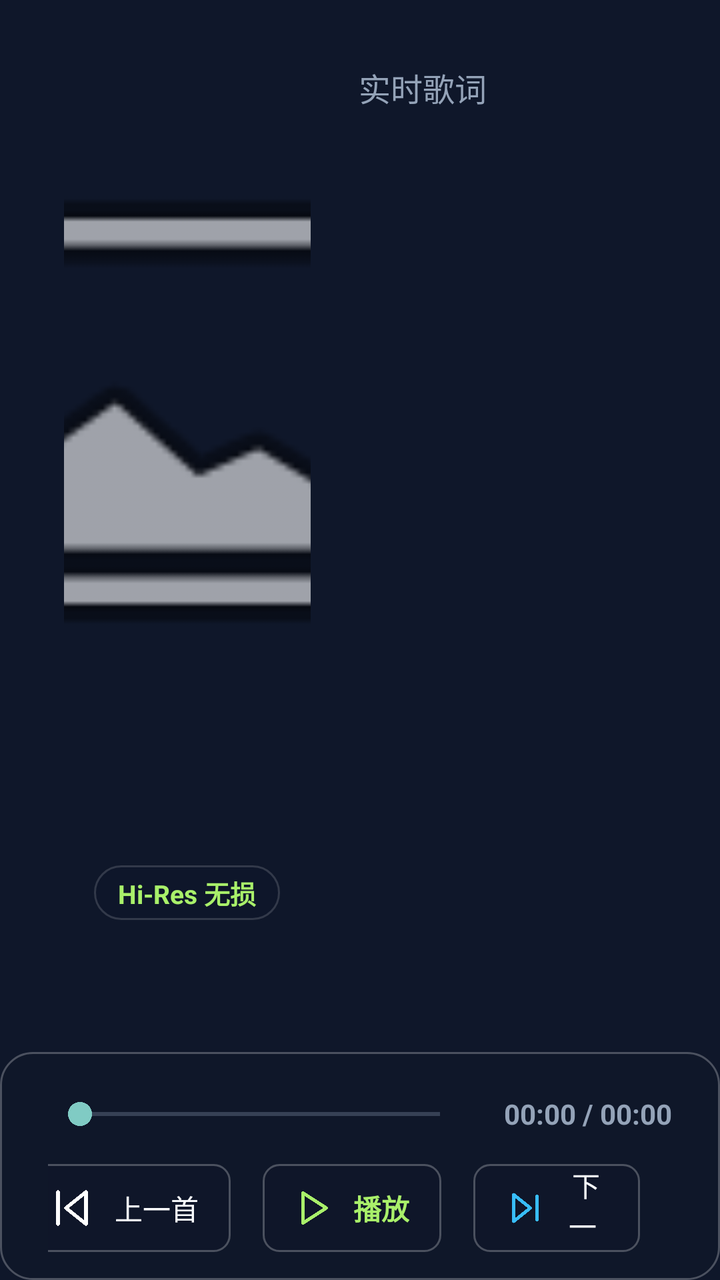
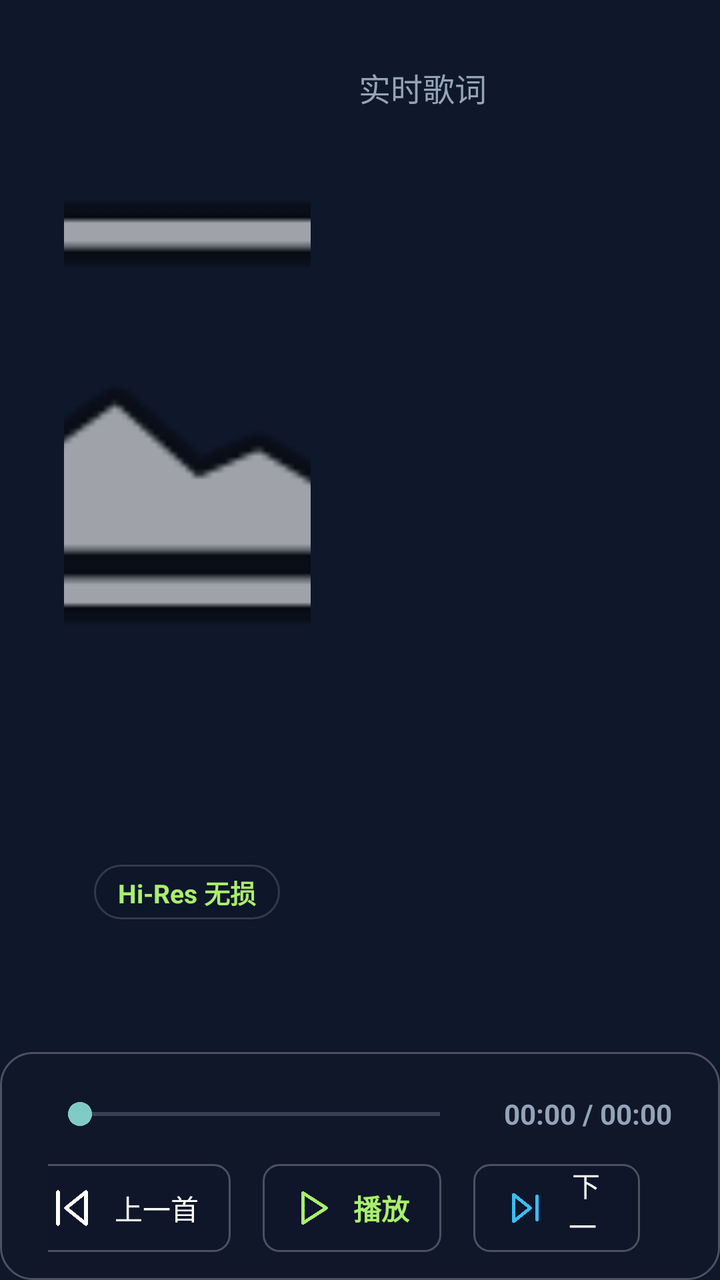

Two renders of the same Android screen: before a commit and after it. Below are the layout's source before the change and the commit's diff.
<!-- AndroidManifest.xml: application theme Theme.TVPlayer -->
<!-- res/layout/activity_player.xml -->
<?xml version="1.0" encoding="utf-8"?>
<RelativeLayout xmlns:android="http://schemas.android.com/apk/res/android"
    android:layout_width="match_parent"
    android:layout_height="match_parent"
    android:background="@color/tv_bg_dark">

    
    <ImageView
        android:id="@+id/ivBingWallpaper"
        android:layout_width="match_parent"
        android:layout_height="match_parent"
        android:scaleType="centerCrop" />

    
    <View
        android:id="@+id/wallpaperOverlay"
        android:layout_width="match_parent"
        android:layout_height="match_parent"
        android:background="#0F172A" />

    
    <ImageView
        android:id="@+id/blurBg"
        android:layout_width="match_parent"
        android:layout_height="match_parent"
        android:alpha="0.3"
        android:scaleType="centerCrop" />

    
    <LinearLayout
        android:id="@+id/layoutMainPlayerContent"
        android:layout_width="match_parent"
        android:layout_height="match_parent"
        android:orientation="vertical">

        
        <LinearLayout
            android:layout_width="match_parent"
            android:layout_height="0dp"
            android:layout_weight="1"
            android:focusable="false"
            android:focusableInTouchMode="false"
            android:orientation="horizontal"
            android:padding="32dp">

            
            <LinearLayout
                android:layout_width="0dp"
                android:layout_height="match_parent"
                android:layout_weight="1"
                android:focusable="false"
                android:gravity="center"
                android:orientation="vertical">

                <ImageView
                    android:id="@+id/playerCover"
                    android:layout_width="280dp"
                    android:layout_height="280dp"
                    android:elevation="16dp"
                    android:focusable="false"
                    android:scaleType="centerCrop"
                    android:src="@android:drawable/ic_menu_gallery" />

                <TextView
                    android:id="@+id/playerSongTitle"
                    android:layout_width="wrap_content"
                    android:layout_height="wrap_content"
                    android:layout_marginTop="16dp"
                    android:textColor="@color/tv_text_primary"
                    android:textSize="24sp"
                    android:textStyle="bold" />

                <TextView
                    android:id="@+id/playerArtistName"
                    android:layout_width="wrap_content"
                    android:layout_height="wrap_content"
                    android:layout_marginTop="6dp"
                    android:textColor="@color/tv_text_secondary"
                    android:textSize="17sp" />

                <TextView
                    android:id="@+id/badgeQuality"
                    android:layout_width="wrap_content"
                    android:layout_height="wrap_content"
                    android:layout_marginTop="10dp"
                    android:background="@drawable/bg_glass_panel"
                    android:paddingHorizontal="12dp"
                    android:paddingVertical="4dp"
                    android:text="Hi-Res 无损"
                    android:textColor="@color/tv_accent_green"
                    android:textSize="13sp"
                    android:textStyle="bold" />
            </LinearLayout>

            
            <LinearLayout
                android:layout_width="0dp"
                android:layout_height="match_parent"
                android:layout_marginStart="24dp"
                android:layout_weight="1.2"
                android:focusable="false"
                android:orientation="vertical">

                <TextView
                    android:layout_width="wrap_content"
                    android:layout_height="wrap_content"
                    android:layout_marginBottom="12dp"
                    android:text="实时歌词"
                    android:textColor="@color/tv_text_secondary"
                    android:textSize="16sp" />

                <androidx.recyclerview.widget.RecyclerView
                    android:id="@+id/rvLyrics"
                    android:layout_width="match_parent"
                    android:layout_height="0dp"
                    android:layout_weight="1"
                    android:focusable="false"
                    android:focusableInTouchMode="false" />
            </LinearLayout>
        </LinearLayout>

        
        <LinearLayout
            android:layout_width="match_parent"
            android:layout_height="wrap_content"
            android:background="@drawable/bg_glass_mini_player"
            android:orientation="vertical"
            android:paddingHorizontal="24dp"
            android:paddingVertical="14dp">

            
            <LinearLayout
                android:layout_width="match_parent"
                android:layout_height="wrap_content"
                android:gravity="center_vertical"
                android:orientation="horizontal">

                <SeekBar
                    android:id="@+id/playerSeekBar"
                    android:layout_width="0dp"
                    android:layout_height="wrap_content"
                    android:layout_weight="1"
                    android:focusable="true"
                    android:max="1000"
                    android:nextFocusDown="@+id/btnPlayPause"
                    android:paddingVertical="8dp" />

                <TextView
                    android:id="@+id/tvProgressTime"
                    android:layout_width="wrap_content"
                    android:layout_height="wrap_content"
                    android:layout_marginStart="16dp"
                    android:text="00:00 / 00:00"
                    android:textColor="@color/tv_text_secondary"
                    android:textSize="14sp"
                    android:textStyle="bold" />
            </LinearLayout>

            
            <LinearLayout
                android:layout_width="match_parent"
                android:layout_height="wrap_content"
                android:layout_marginTop="8dp"
                android:gravity="center"
                android:orientation="horizontal">

                <Button
                    android:id="@+id/btnPrev"
                    android:layout_width="wrap_content"
                    android:layout_height="44dp"
                    android:background="@drawable/selector_glass_button"
                    android:drawableStart="@drawable/ic_prev_line"
                    android:drawablePadding="6dp"
                    android:focusable="true"
                    android:nextFocusRight="@+id/btnPlayPause"
                    android:nextFocusUp="@+id/playerSeekBar"
                    android:paddingHorizontal="16dp"
                    android:text=" 上一首"
                    android:textColor="@color/tv_text_primary" />

                <Button
                    android:id="@+id/btnPlayPause"
                    android:layout_width="wrap_content"
                    android:layout_height="44dp"
                    android:layout_marginStart="16dp"
                    android:background="@drawable/selector_glass_button"
                    android:drawableStart="@drawable/ic_play_compact"
                    android:drawablePadding="6dp"
                    android:focusable="true"
                    android:nextFocusLeft="@+id/btnPrev"
                    android:nextFocusRight="@+id/btnNext"
                    android:nextFocusUp="@+id/playerSeekBar"
                    android:paddingHorizontal="16dp"
                    android:text=" 播放"
                    android:textColor="@color/tv_accent_green"
                    android:textStyle="bold" />

                <Button
                    android:id="@+id/btnNext"
                    android:layout_width="wrap_content"
                    android:layout_height="44dp"
                    android:layout_marginStart="16dp"
                    android:background="@drawable/selector_glass_button"
                    android:drawableStart="@drawable/ic_next_compact"
                    android:drawablePadding="6dp"
                    android:focusable="true"
                    android:nextFocusLeft="@+id/btnPlayPause"
                    android:nextFocusRight="@+id/btnPlayMode"
                    android:nextFocusUp="@+id/playerSeekBar"
                    android:paddingHorizontal="16dp"
                    android:text=" 下一首"
                    android:textColor="@color/tv_text_primary" />

                <Button
                    android:id="@+id/btnPlayMode"
                    android:layout_width="wrap_content"
                    android:layout_height="44dp"
                    android:layout_marginStart="16dp"
                    android:background="@drawable/selector_glass_button"
                    android:drawableStart="@drawable/ic_mode_seq_line"
                    android:drawablePadding="6dp"
                    android:focusable="true"
                    android:nextFocusLeft="@+id/btnNext"
                    android:nextFocusRight="@+id/btnToggleQueue"
                    android:nextFocusUp="@+id/playerSeekBar"
                    android:paddingHorizontal="16dp"
                    android:text=" 顺序播放"
                    android:textColor="@color/tv_text_primary" />

                <Button
                    android:id="@+id/btnToggleQueue"
                    android:layout_width="wrap_content"
                    android:layout_height="44dp"
                    android:layout_marginStart="16dp"
                    android:background="@drawable/selector_glass_button"
                    android:drawableStart="@drawable/ic_library_line"
                    android:drawablePadding="6dp"
                    android:focusable="true"
                    android:nextFocusLeft="@+id/btnPlayMode"
                    android:nextFocusUp="@+id/playerSeekBar"
                    android:paddingHorizontal="16dp"
                    android:text=" 队列"
                    android:textColor="@color/tv_accent_green"
                    android:textSize="13sp"
                    android:textStyle="bold" />
            </LinearLayout>
        </LinearLayout>
    </LinearLayout>

    
    <LinearLayout
        android:id="@+id/layoutQueueDrawer"
        android:layout_width="380dp"
        android:layout_height="match_parent"
        android:layout_alignParentEnd="true"
        android:background="@drawable/bg_glass_panel"
        android:elevation="24dp"
        android:orientation="vertical"
        android:padding="20dp"
        android:visibility="gone">

        
        <LinearLayout
            android:layout_width="match_parent"
            android:layout_height="wrap_content"
            android:gravity="center_vertical"
            android:orientation="horizontal">

            <ImageView
                android:layout_width="24dp"
                android:layout_height="24dp"
                android:layout_marginEnd="8dp"
                android:src="@drawable/ic_library_line" />

            <TextView
                android:id="@+id/tvQueueHeader"
                android:layout_width="0dp"
                android:layout_height="wrap_content"
                android:layout_weight="1"
                android:text="播放队列"
                android:textColor="@color/tv_text_primary"
                android:textSize="20sp"
                android:textStyle="bold" />

            <Button
                android:id="@+id/btnCloseQueue"
                android:layout_width="wrap_content"
                android:layout_height="36dp"
                android:background="@drawable/selector_glass_button"
                android:focusable="true"
                android:paddingHorizontal="12dp"
                android:text="关闭 ✕"
                android:textColor="@color/tv_text_secondary"
                android:textSize="13sp" />
        </LinearLayout>

        <TextView
            android:id="@+id/tvQueueActionHint"
            android:layout_width="match_parent"
            android:layout_height="wrap_content"
            android:layout_marginTop="6dp"
            android:background="#3338BDF8"
            android:paddingHorizontal="10dp"
            android:paddingVertical="4dp"
            android:text="提示：遥控器方向键切换操作图标"
            android:textColor="@color/tv_accent_green"
            android:textSize="12sp" />

        <androidx.recyclerview.widget.RecyclerView
            android:id="@+id/recyclerQueue"
            android:layout_width="match_parent"
            android:layout_height="0dp"
            android:layout_marginTop="12dp"
            android:layout_weight="1"
            android:focusable="true" />
    </LinearLayout>
</RelativeLayout>
<!-- resources referenced by this layout -->
<resources>
  <color name="tv_accent_green">#ffa9f06a</color>
  <color name="tv_bg_dark">#ff0f172a</color>
  <color name="tv_text_primary">#f8fafc</color>
  <color name="tv_text_secondary">#94a3b8</color>
  <!-- drawable bg_glass_mini_player (drawable) -->
  <?xml version="1.0" encoding="utf-8"?>
  <shape xmlns:android="http://schemas.android.com/apk/res/android"
      android:shape="rectangle">
      <corners android:radius="16dp" />
      <solid android:color="#3A0F172A" />
      <stroke
          android:width="1dp"
          android:color="#40FFFFFF" />
  </shape>
  <!-- drawable bg_glass_panel (drawable) -->
  <?xml version="1.0" encoding="utf-8"?>
  <shape xmlns:android="http://schemas.android.com/apk/res/android"
      android:shape="rectangle">
      <corners android:radius="14dp" />
      <solid android:color="#2B0F172A" />
      <stroke
          android:width="1dp"
          android:color="#26FFFFFF" />
  </shape>
  <!-- drawable ic_library_line (drawable) -->
  <vector xmlns:android="http://schemas.android.com/apk/res/android"
      android:width="24dp"
      android:height="24dp"
      android:viewportWidth="24"
      android:viewportHeight="24">
    <path
        android:pathData="M4,19.5A2.5,2.5 0,0 1,6.5 17H20M4,4.5A2.5,2.5 0,0 0,6.5 7H20M4,4.5v15M20,4.5v15"
        android:strokeColor="#FFFFFF"
        android:strokeWidth="1.8"
        android:strokeLineCap="round"
        android:strokeLineJoin="round" />
  </vector>
  <!-- drawable ic_mode_seq_line (drawable) -->
  <vector xmlns:android="http://schemas.android.com/apk/res/android"
      android:width="24dp"
      android:height="24dp"
      android:viewportWidth="24"
      android:viewportHeight="24">
    <path
        android:pathData="M17,1l4,4 -4,4M3,5h18M7,23l-4,-4 4,-4M21,19H3"
        android:strokeColor="#FFFFFF"
        android:strokeWidth="1.8"
        android:strokeLineCap="round"
        android:strokeLineJoin="round" />
  </vector>
  <!-- drawable ic_next_compact (drawable) -->
  <vector xmlns:android="http://schemas.android.com/apk/res/android"
      android:width="20dp"
      android:height="20dp"
      android:viewportWidth="24"
      android:viewportHeight="24">
    <path
        android:pathData="M5,4l10,8 -10,8zM19,5v14"
        android:strokeColor="#38BDF8"
        android:strokeWidth="2"
        android:strokeLineCap="round"
        android:strokeLineJoin="round" />
  </vector>
  <!-- drawable ic_play_compact (drawable) -->
  <vector xmlns:android="http://schemas.android.com/apk/res/android"
      android:width="20dp"
      android:height="20dp"
      android:viewportWidth="24"
      android:viewportHeight="24">
    <path
        android:pathData="M5,3l14,9 -14,9z"
        android:strokeColor="#FFA9F06A"
        android:strokeWidth="2"
        android:strokeLineCap="round"
        android:strokeLineJoin="round" />
  </vector>
  <!-- drawable ic_prev_line (drawable) -->
  <vector xmlns:android="http://schemas.android.com/apk/res/android"
      android:width="24dp"
      android:height="24dp"
      android:viewportWidth="24"
      android:viewportHeight="24">
    <path
        android:pathData="M19,20L9,12L19,4V20Z M5,4V20"
        android:strokeColor="#FFFFFF"
        android:strokeWidth="1.8"
        android:strokeLineCap="round"
        android:strokeLineJoin="round" />
  </vector>
  <style name="Theme.TVPlayer" parent="Theme.AppCompat.NoActionBar">
          <item name="android:textColorPrimary">@color/tv_text_primary</item>
          <item name="android:textColorSecondary">@color/tv_text_secondary</item>
          <item name="android:windowBackground">@color/tv_bg_dark</item>
      </style>
  <!-- unchanged entries left out for length: 1 -->
</resources>

<!-- the commit's change to res/layout/activity_player.xml (unified diff, before → after) -->
@@ -63,20 +63,28 @@
 
                 <TextView
                     android:id="@+id/playerSongTitle"
-                    android:layout_width="wrap_content"
+                    android:layout_width="match_parent"
                     android:layout_height="wrap_content"
                     android:layout_marginTop="16dp"
+                    android:ellipsize="end"
+                    android:gravity="center"
+                    android:maxLines="1"
+                    android:paddingHorizontal="16dp"
                     android:textColor="@color/tv_text_primary"
                     android:textSize="24sp"
                     android:textStyle="bold" />
 
                 <TextView
                     android:id="@+id/playerArtistName"
-                    android:layout_width="wrap_content"
+                    android:layout_width="match_parent"
                     android:layout_height="wrap_content"
                     android:layout_marginTop="6dp"
+                    android:ellipsize="end"
+                    android:gravity="center"
+                    android:maxLines="1"
+                    android:paddingHorizontal="16dp"
                     android:textColor="@color/tv_text_secondary"
-                    android:textSize="17sp" />
+                    android:textSize="16sp" />
 
                 <TextView
                     android:id="@+id/badgeQuality"
